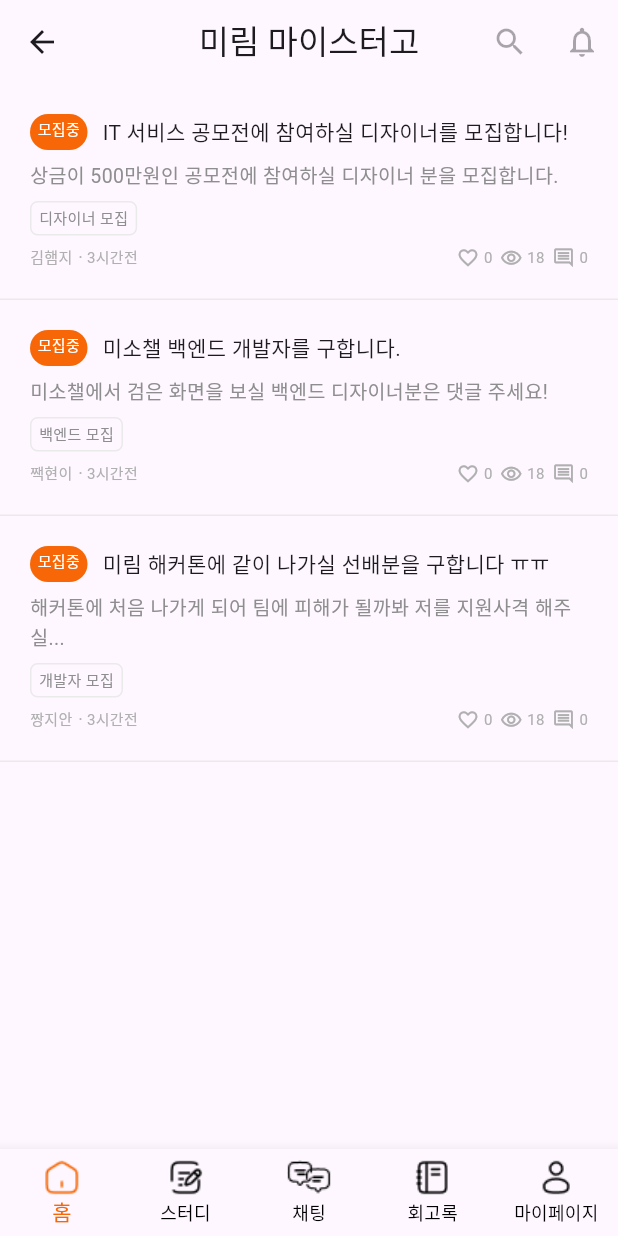
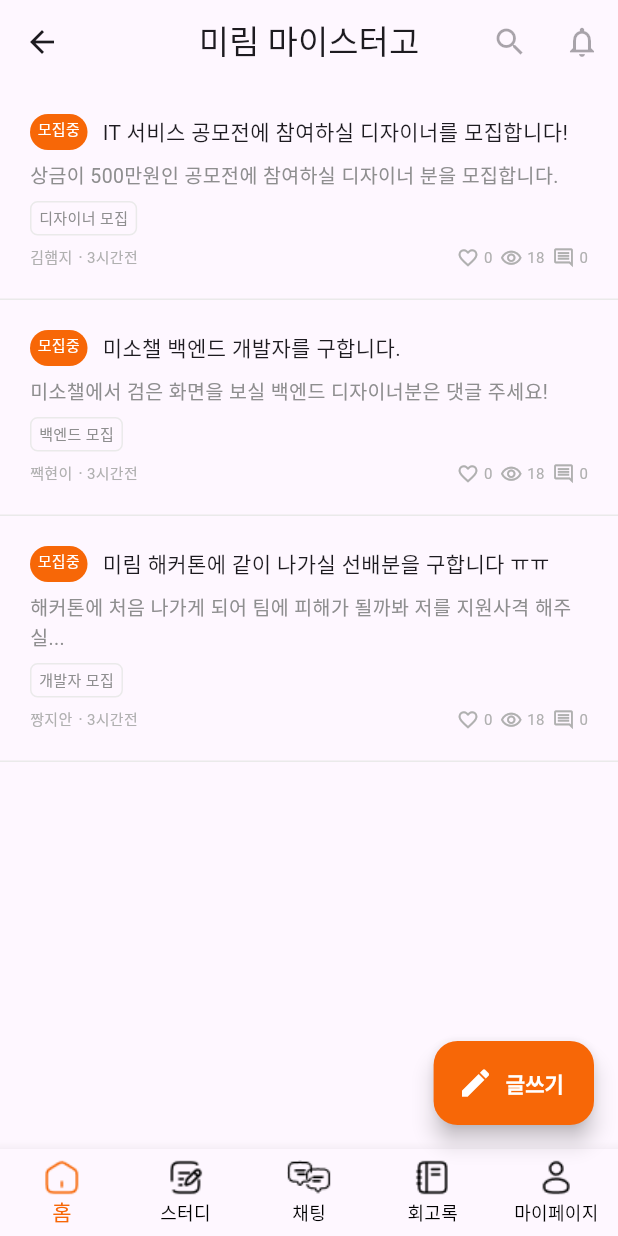
Before and after one commit to DreamOrReality/Dream-Or-Reality-Flutter, a Flutter app: the StudyScreen screen opened by its route, on a phone screen of 412 x 824 dp. Run offline on Flutter 3.47's test engine with Material 3 defaults, Android fonts, the phone set to English and light mode, and no system bars; our stand-ins replace fl_chart.

```diff
--- a/lib/screens/study_screen.dart
+++ b/lib/screens/study_screen.dart
@@ -38,8 +38,19 @@ class StudyScreen extends StatelessWidget {
           ],
         ),
       ),
-      bottomNavigationBar: // bottom navigation bar
-          MyBottomNavigationBar(
+      floatingActionButton: FloatingActionButton.extended(
+        onPressed: () {},
+        backgroundColor: primaryColor,
+        icon: const Icon(
+          Icons.edit,
+          color: Colors.white,
+        ),
+        label: const Text(
+          '글쓰기',
+          style: TextStyle(color: Colors.white, fontWeight: FontWeight.bold),
+        ),
+      ),
+      bottomNavigationBar: MyBottomNavigationBar(
         currentIndex: 0,
         onTap: (index) {
           switch (index) {
```
